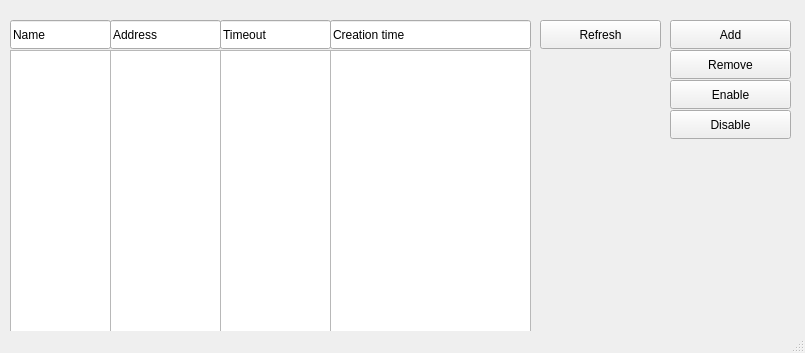
The window that loginGUI/addresslist.ui (adiosko/mikrotik) describes before a commit, drawn with Qt 5.
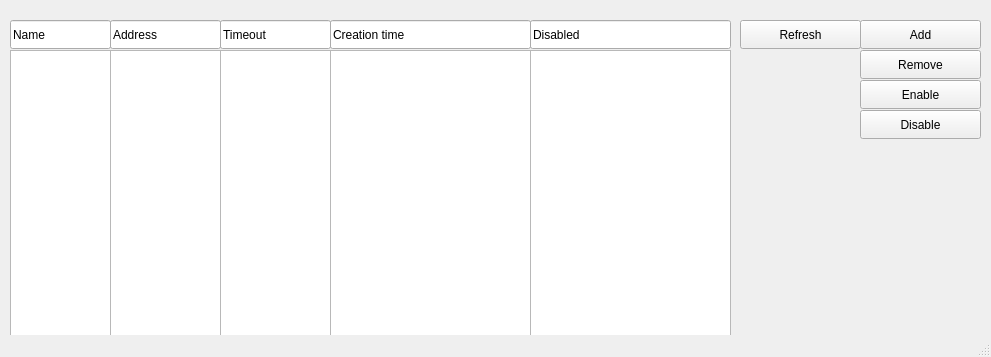
The same window after the commit.

The edit to the form file:
```diff
--- a/loginGUI/addresslist.ui
+++ b/loginGUI/addresslist.ui
@@ -6,8 +6,8 @@
    <rect>
     <x>0</x>
     <y>0</y>
-    <width>805</width>
-    <height>353</height>
+    <width>991</width>
+    <height>357</height>
    </rect>
   </property>
   <property name="windowTitle">
@@ -60,7 +60,7 @@
    <widget class="QPushButton" name="refreshButton">
     <property name="geometry">
      <rect>
-      <x>540</x>
+      <x>740</x>
       <y>20</y>
       <width>121</width>
       <height>29</height>
@@ -122,7 +122,7 @@
    <widget class="QPushButton" name="disableButton">
     <property name="geometry">
      <rect>
-      <x>670</x>
+      <x>860</x>
       <y>110</y>
       <width>121</width>
       <height>29</height>
@@ -135,7 +135,7 @@
    <widget class="QPushButton" name="enableButton">
     <property name="geometry">
      <rect>
-      <x>670</x>
+      <x>860</x>
       <y>80</y>
       <width>121</width>
       <height>29</height>
@@ -148,7 +148,7 @@
    <widget class="QPushButton" name="addButton">
     <property name="geometry">
      <rect>
-      <x>670</x>
+      <x>860</x>
       <y>20</y>
       <width>121</width>
       <height>29</height>
@@ -161,7 +161,7 @@
    <widget class="QPushButton" name="removeButton">
     <property name="geometry">
      <rect>
-      <x>670</x>
+      <x>860</x>
       <y>50</y>
       <width>121</width>
       <height>29</height>
@@ -171,6 +171,29 @@
      <string>Remove</string>
     </property>
    </widget>
+   <widget class="QListWidget" name="disableField">
+    <property name="geometry">
+     <rect>
+      <x>530</x>
+      <y>50</y>
+      <width>201</width>
+      <height>311</height>
+     </rect>
+    </property>
+   </widget>
+   <widget class="QLineEdit" name="version_4">
+    <property name="geometry">
+     <rect>
+      <x>530</x>
+      <y>20</y>
+      <width>201</width>
+      <height>29</height>
+     </rect>
+    </property>
+    <property name="text">
+     <string>Disabled</string>
+    </property>
+   </widget>
   </widget>
   <widget class="QStatusBar" name="statusbar"/>
  </widget>
```
